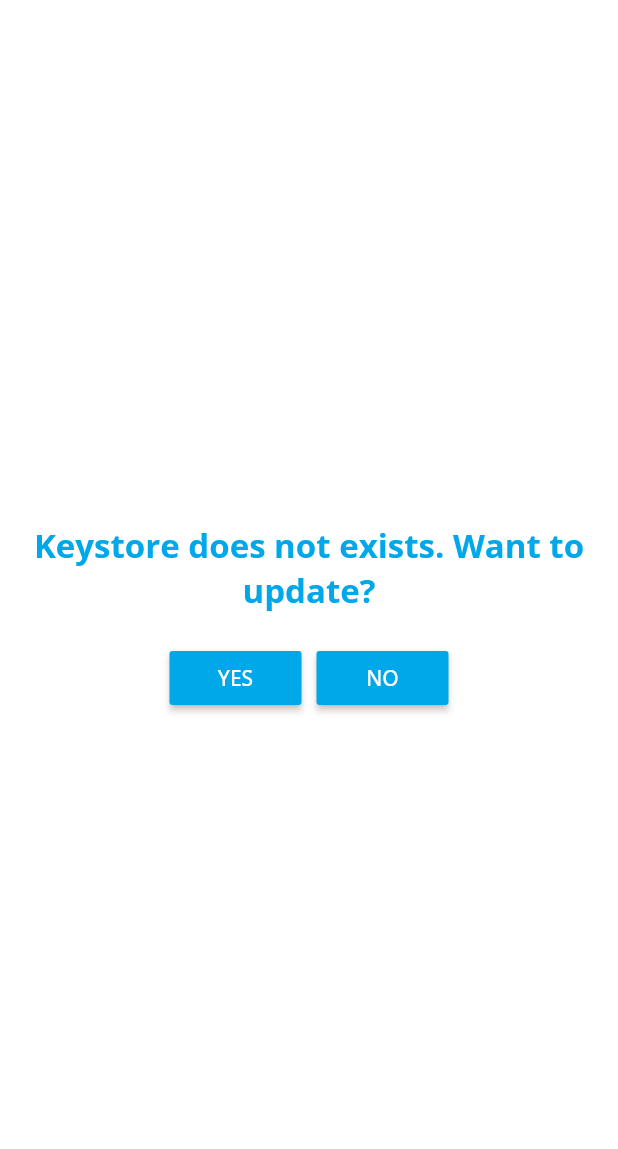
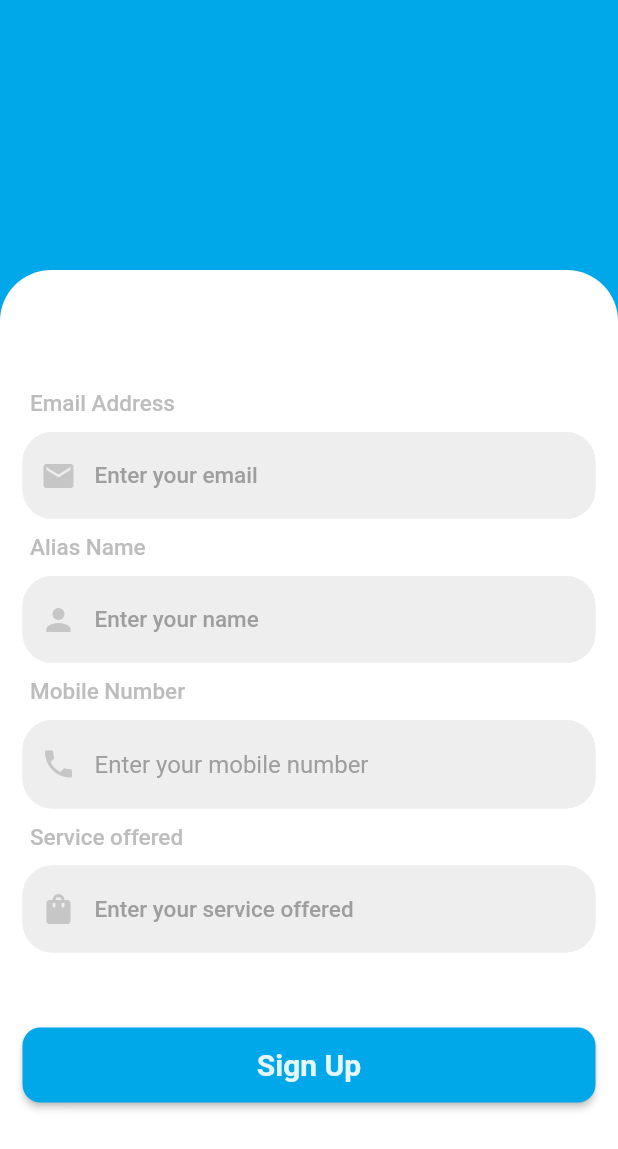
Before and after one commit to Ishita-Sharma1/Brihaspati4, a Flutter app: the KeystoreUpdate screen opened directly, after a tap on "YES", on a phone screen of 412 x 824 dp. Shown: the top 1149 px of the screen. Run offline on Flutter 3.47's test engine with Material 2 defaults, Android fonts, the phone set to English and light mode, and no system bars; our stand-ins replace google_fonts.

Commit message:
add sign up screen

```diff
--- a/lib/Screens/Keystore_update/keystore_update.dart
+++ b/lib/Screens/Keystore_update/keystore_update.dart
@@ -1,4 +1,5 @@
 import 'package:final_bone/Screens/components/constants.dart';
+import 'package:final_bone/Screens/signup/signup.dart';
 import 'package:flutter/cupertino.dart';
 import 'package:flutter/material.dart';
 import 'package:google_fonts/google_fonts.dart';
@@ -32,7 +33,10 @@ class KeystoreUpdate extends StatelessWidget {
               children: [
                 Flexible(
                   child: MaterialButton(
-                    onPressed: () {},
+                    onPressed: () {
+                      Navigator.push(context,
+                          MaterialPageRoute(builder: (context) => Signup()));
+                    },
                     color: kPrimaryColor,
                     child: Text(
                       "YES",
--- /dev/null
+++ b/lib/Screens/signup/signup.dart
@@ -0,0 +1,348 @@
+import 'package:final_bone/Screens/components/constants.dart';
+import 'package:flutter/material.dart';
+
+class Signup extends StatefulWidget {
+  @override
+  State<Signup> createState() => _SignupState();
+}
+
+class _SignupState extends State<Signup> {
+  final _formKey = GlobalKey<FormState>();
+  final serviceController = TextEditingController();
+  final mobileController = TextEditingController();
+  final emailController = TextEditingController();
+  final nameController = TextEditingController();
+
+  @override
+  void dispose() {
+    // disposing all the controllers else they will lead to memory leak in device
+    nameController.dispose();
+    serviceController.dispose();
+    mobileController.dispose();
+    emailController.dispose();
+  }
+
+  bool _secureText = true;
+  String _email = '';
+  String _password = '';
+  bool isLoading = false;
+
+  void toggle() {
+    setState(() {
+      _secureText = !_secureText;
+    });
+  }
+
+  @override
+  Widget build(BuildContext context) {
+    return Scaffold(
+      backgroundColor: kPrimaryColor,
+      body: Builder(
+        builder: (context) => SingleChildScrollView(
+          child: Container(
+            padding: null,
+            margin: null,
+            child: Column(
+              crossAxisAlignment: CrossAxisAlignment.start,
+              mainAxisAlignment: MainAxisAlignment.start,
+              children: [
+                Stack(
+                  children: [
+                    // Container(
+                    //     padding: EdgeInsets.only(top: 20, left: 10),
+                    //     child: IconButton(
+                    //       onPressed: () {
+                    //         Navigator.of(context).pop();
+                    //       },
+                    //       icon: Icon(Icons.arrow_back,
+                    //           color: Colors.white, size: 28),
+                    //     )),
+                    const SizedBox(height: 20),
+                    Container(
+                      width: double.infinity,
+                      margin: const EdgeInsets.only(top: 85),
+                    ),
+                    Container(
+                      margin: const EdgeInsets.only(top: 180),
+                      width: double.infinity,
+                      height: 700,
+                      decoration: const BoxDecoration(
+                        color: Colors.white,
+                        borderRadius: const BorderRadius.only(
+                            topLeft: const Radius.circular(34),
+                            topRight: const Radius.circular(34)),
+                      ),
+                      child: Column(
+                        crossAxisAlignment: CrossAxisAlignment.start,
+                        children: [
+                          Form(
+                            key: _formKey,
+                            child: Column(
+                              mainAxisAlignment: MainAxisAlignment.start,
+                              crossAxisAlignment: CrossAxisAlignment.start,
+                              children: [
+                                Container(
+                                  padding:
+                                      const EdgeInsets.only(left: 20, top: 80),
+                                  child: Text(
+                                    'Email Address',
+                                    style: TextStyle(
+                                        color: Colors.grey[400],
+                                        fontSize: 15,
+                                        fontWeight: FontWeight.w500),
+                                  ),
+                                ),
+                                const SizedBox(height: 10),
+                                Container(
+                                  padding: const EdgeInsets.symmetric(
+                                      vertical: 0, horizontal: 15),
+                                  child: TextFormField(
+                                    enableSuggestions: true,
+                                    keyboardType: TextInputType.emailAddress,
+                                    controller: emailController,
+                                    textInputAction: TextInputAction.next,
+                                    validator: (input) => input != null
+                                        ? null
+                                        : "Please enter valid email address.",
+                                    onSaved: (value) {
+                                      _email = value!;
+                                    },
+                                    decoration: InputDecoration(
+                                      fillColor: Colors.grey[200],
+                                      filled: true,
+                                      focusedBorder: OutlineInputBorder(
+                                        borderRadius: const BorderRadius.all(
+                                            Radius.circular(20)),
+                                        borderSide: new BorderSide(
+                                          width: 2,
+                                          color: Colors.grey.shade200,
+                                        ),
+                                      ),
+                                      enabledBorder: OutlineInputBorder(
+                                        borderRadius: const BorderRadius.all(
+                                            const Radius.circular(20)),
+                                        borderSide: new BorderSide(
+                                            width: 2,
+                                            color: Colors.grey.shade200),
+                                      ),
+                                      prefixIcon: Icon(
+                                        Icons.mail,
+                                        color: Colors.grey.withOpacity(0.5),
+                                      ),
+                                      hintText: "Enter your email",
+                                      hintStyle:
+                                          const TextStyle(color: Colors.grey),
+                                    ),
+                                    style: TextStyle(
+                                        color: Colors.black.withOpacity(0.7),
+                                        fontWeight: FontWeight.w500,
+                                        fontSize: 15),
+                                  ),
+                                ),
+                                Container(
+                                  padding:
+                                      const EdgeInsets.only(left: 20, top: 10),
+                                  child: Text(
+                                    'Alias Name',
+                                    style: TextStyle(
+                                        color: Colors.grey[400],
+                                        fontSize: 15,
+                                        fontWeight: FontWeight.w500),
+                                  ),
+                                ),
+                                const SizedBox(height: 10),
+                                Container(
+                                    padding: const EdgeInsets.symmetric(
+                                        vertical: 0, horizontal: 15),
+                                    child: TextFormField(
+                                      enableSuggestions: true,
+                                      keyboardType: TextInputType.text,
+                                      controller: emailController,
+                                      textInputAction: TextInputAction.next,
+                                      validator: (input) => input != null
+                                          ? null
+                                          : "Please enter your name.",
+                                      onSaved: (value) {
+                                        _email = value!;
+                                      },
+                                      decoration: InputDecoration(
+                                        fillColor: Colors.grey[200],
+                                        filled: true,
+                                        focusedBorder: OutlineInputBorder(
+                                          borderRadius: const BorderRadius.all(
+                                              Radius.circular(20)),
+                                          borderSide: new BorderSide(
+                                            width: 2,
+                                            color: Colors.grey.shade200,
+                                          ),
+                                        ),
+                                        enabledBorder: OutlineInputBorder(
+                                          borderRadius: const BorderRadius.all(
+                                              const Radius.circular(20)),
+                                          borderSide: new BorderSide(
+                                              width: 2,
+                                              color: Colors.grey.shade200),
+                                        ),
+                                        prefixIcon: Icon(
+                                          Icons.person,
+                                          color: Colors.grey.withOpacity(0.5),
+                                        ),
+                                        hintText: "Enter your name",
+                                        hintStyle:
+                                            const TextStyle(color: Colors.grey),
+                                      ),
+                                      style: TextStyle(
+                                          color: Colors.black.withOpacity(0.7),
+                                          fontWeight: FontWeight.w500,
+                                          fontSize: 15),
+                                    )),
+                                const SizedBox(height: 10),
+                                Container(
+                                  padding: const EdgeInsets.only(left: 20),
+                                  child: Text(
+                                    'Mobile Number',
+                                    style: TextStyle(
+                                        color: Colors.grey[400],
+                                        fontSize: 15,
+                                        fontWeight: FontWeight.w500),
+                                  ),
+                                ),
+                                const SizedBox(height: 10),
+                                Container(
+                                  padding: const EdgeInsets.symmetric(
+                                      vertical: 0, horizontal: 15),
+                                  child: TextFormField(
+                                    controller: mobileController,
+                                    onChanged: (input) {
+                                      _password = input;
+                                    },
+                                    validator: (input) =>
+                                        input != null && input.length < 11
+                                            ? "Mobile number too short!"
+                                            : null,
+                                    decoration: InputDecoration(
+                                      fillColor: Colors.grey[200],
+                                      filled: true,
+                                      hintText: "Enter your mobile number",
+                                      hintStyle:
+                                          const TextStyle(color: Colors.grey),
+                                      focusedBorder: OutlineInputBorder(
+                                        borderRadius: const BorderRadius.all(
+                                            Radius.circular(20)),
+                                        borderSide: new BorderSide(
+                                            width: 2,
+                                            color: Colors.grey.shade200),
+                                      ),
+                                      enabledBorder: OutlineInputBorder(
+                                        borderRadius: const BorderRadius.all(
+                                            Radius.circular(20)),
+                                        borderSide: new BorderSide(
+                                            width: 2,
+                                            color: Colors.grey.shade200),
+                                      ),
+                                      prefixIcon: Icon(
+                                        Icons.phone,
+                                        color: Colors.grey.withOpacity(0.5),
+                                      ),
+                                    ),
+                                  ),
+                                ),
+                                const SizedBox(height: 10),
+                                Container(
+                                  padding: const EdgeInsets.only(left: 20),
+                                  child: Text(
+                                    'Service offered',
+                                    style: TextStyle(
+                                        color: Colors.grey[400],
+                                        fontSize: 15,
+                                        fontWeight: FontWeight.w500),
+                                  ),
+                                ),
+                                const SizedBox(height: 10),
+                                Container(
+                                    padding: const EdgeInsets.symmetric(
+                                        vertical: 0, horizontal: 15),
+                                    child: TextFormField(
+                                      enableSuggestions: true,
+                                      keyboardType: TextInputType.text,
+                                      controller: serviceController,
+                                      textInputAction: TextInputAction.next,
+                                      validator: (input) => input != null
+                                          ? null
+                                          : "Please enter service offered.",
+                                      onSaved: (value) {
+                                        _email = value!;
+                                      },
+                                      decoration: InputDecoration(
+                                        fillColor: Colors.grey[200],
+                                        filled: true,
+                                        focusedBorder: OutlineInputBorder(
+                                          borderRadius: const BorderRadius.all(
+                                              Radius.circular(20)),
+                                          borderSide: new BorderSide(
+                                            width: 2,
+                                            color: Colors.grey.shade200,
+                                          ),
+                                        ),
+                                        enabledBorder: OutlineInputBorder(
+                                          borderRadius: const BorderRadius.all(
+                                              const Radius.circular(20)),
+                                          borderSide: new BorderSide(
+                                              width: 2,
+                                              color: Colors.grey.shade200),
+                                        ),
+                                        prefixIcon: Icon(
+                                          Icons.shopping_bag,
+                                          color: Colors.grey.withOpacity(0.5),
+                                        ),
+                                        hintText: "Enter your service offered",
+                                        hintStyle:
+                                            const TextStyle(color: Colors.grey),
+                                      ),
+                                      style: TextStyle(
+                                          color: Colors.black.withOpacity(0.7),
+                                          fontWeight: FontWeight.w500,
+                                          fontSize: 15),
+                                    )),
+                                const SizedBox(
+                                  height: 50,
+                                ),
+                                Container(
+                                  padding: const EdgeInsets.symmetric(
+                                    vertical: 0,
+                                    horizontal: 15,
+                                  ),
+                                  width: double.infinity,
+                                  height: 50,
+                                  child: MaterialButton(
+                                    color: kPrimaryColor,
+                                    onPressed: () {},
+                                    child: Text(
+                                      'Sign Up',
+                                      style: TextStyle(
+                                        color: Colors.white.withOpacity(0.9),
+                                        fontSize: 20,
+                                        fontWeight: FontWeight.bold,
+                                      ),
+                                    ),
+                                    shape: RoundedRectangleBorder(
+                                      borderRadius: BorderRadius.circular(12),
+                                    ),
+                                  ),
+                                ),
+                              ],
+                            ),
+                          ),
+                        ],
+                      ),
+                    ),
+                  ],
+                ),
+              ],
+            ),
+          ),
+        ),
+      ),
+    );
+  }
+}
```
